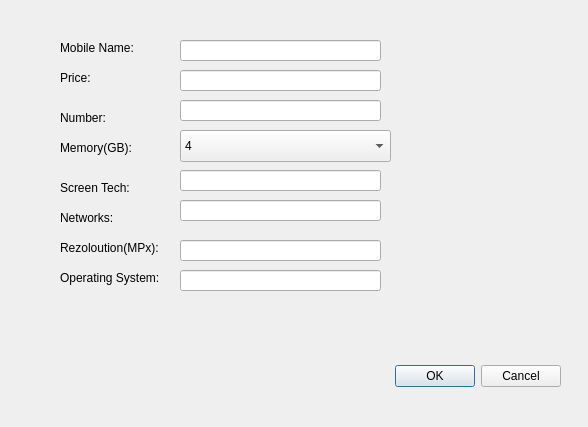
First picture: the form in Stor/addmobile.ui, repository AP-projects-4001/IUT-s-crackpots, before the edit.
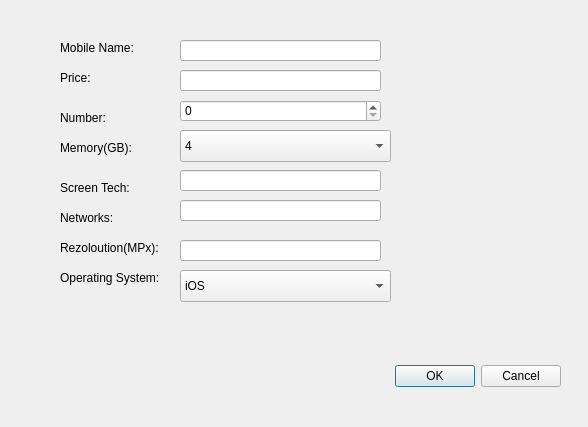
Second picture: the form after the edit.

Patch:
```diff
--- a/Stor/addmobile.ui
+++ b/Stor/addmobile.ui
@@ -153,17 +153,7 @@
     </rect>
    </property>
   </widget>
-  <widget class="QLineEdit" name="lineEdit_3">
-   <property name="geometry">
-    <rect>
-     <x>180</x>
-     <y>100</y>
-     <width>201</width>
-     <height>21</height>
-    </rect>
-   </property>
-  </widget>
-  <widget class="QLineEdit" name="lineEdit_4">
+  <widget class="QLineEdit" name="screenTech_lineEdit">
    <property name="geometry">
     <rect>
      <x>180</x>
@@ -238,15 +228,35 @@
     </rect>
    </property>
   </widget>
-  <widget class="QLineEdit" name="lineEdit_7">
+  <widget class="QSpinBox" name="number_spinBox">
+   <property name="geometry">
+    <rect>
+     <x>180</x>
+     <y>100</y>
+     <width>201</width>
+     <height>22</height>
+    </rect>
+   </property>
+  </widget>
+  <widget class="QComboBox" name="operating_comboBox">
    <property name="geometry">
     <rect>
      <x>180</x>
      <y>270</y>
-     <width>201</width>
-     <height>21</height>
+     <width>211</width>
+     <height>32</height>
     </rect>
    </property>
+   <item>
+    <property name="text">
+     <string>iOS</string>
+    </property>
+   </item>
+   <item>
+    <property name="text">
+     <string>android</string>
+    </property>
+   </item>
   </widget>
  </widget>
  <resources/>
```
Left out of the diff: 10 changed lines with no effect on the pictures.
